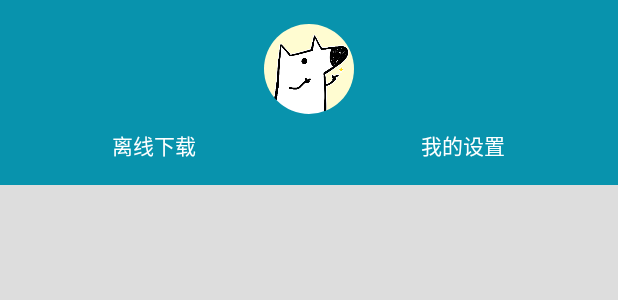
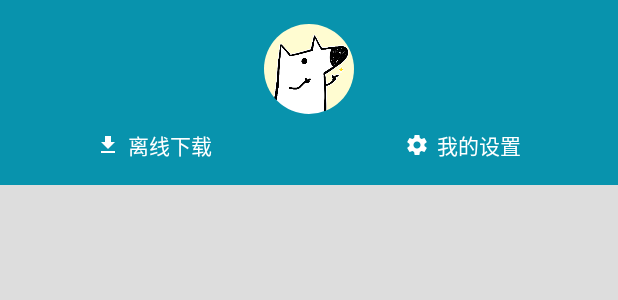
Before and after one commit to xzwszl/MZhihuDaily, an Android app: the layout nav_header.xml on its own in the app's theme, with its tools: preview values and no code run, on a phone screen of 412 x 824 dp. Shown: the top 300 px of the screen. Run offline under Robolectric (Android 15) with nearby library versions, the phone set to English and light mode, and no system bars; network calls fail.

Commit message:
add png to offlinedownload and setting

```diff
--- a/app/src/main/java/com/zxw/madaily/MainActivity.java
+++ b/app/src/main/java/com/zxw/madaily/MainActivity.java
@@ -3,6 +3,7 @@ package com.zxw.madaily;
 import android.content.Context;
 import android.content.Intent;
 import android.content.SharedPreferences;
+import android.os.Build;
 import android.os.Bundle;
 import android.os.Handler;
 import android.support.design.widget.NavigationView;
@@ -236,7 +237,7 @@ public class MainActivity extends AppCompatActivity implements View.OnClickListe
 //                menu.getItem(0).getActionView().setBackgroundColor(DailyApplication.mInstance.getAppResource().getColor(R.color.window_background));
                 mDrawerLayout.setBackgroundColor(DailyApplication.mInstance.getAppResource().getColor(R.color.window_background));
                 toolbar.setBackgroundColor(DailyApplication.mInstance.getAppResource().getColor(R.color.colorPrimary));
-                ((View) mOffLine.getParent()).setBackgroundColor(DailyApplication.mInstance.getAppResource().getColor(R.color.colorPrimary));
+                ((View) mOffLine.getParent().getParent()).setBackgroundColor(DailyApplication.mInstance.getAppResource().getColor(R.color.colorPrimary));
                 mThemeAdapter.notifyDataSetChanged();
                 if (mMainFragment != null) mMainFragment.refreshView();
                 if (mOtherFragment != null) mOtherFragment.refreshView();
--- a/app/src/main/java/com/zxw/madaily/adapter/StoryRecyclerViewAdapter.java
+++ b/app/src/main/java/com/zxw/madaily/adapter/StoryRecyclerViewAdapter.java
@@ -163,11 +163,13 @@ public class StoryRecyclerViewAdapter extends RecyclerView.Adapter<RecyclerView.
             List<String> urls = story.getImages();
 
             if (urls!= null && urls.size() > 0 ) {
-
-                if (((StoryViewHolder) holder).mImage.getTag() == null || !((StoryViewHolder) holder).mImage.getTag().equals(urls.get(0)))
+                ((StoryViewHolder) holder).mImage.setVisibility(View.VISIBLE);
+                if (((StoryViewHolder) holder).mImage.getTag() == null || !((StoryViewHolder) holder).mImage.getTag().equals(urls.get(0))) {
                     Utils.loadImage(urls.get(0), ((StoryViewHolder) holder).mImage);
+                }
+            } else {
+                ((StoryViewHolder) holder).mImage.setVisibility(View.GONE);
             }
-
             ((StoryViewHolder) holder).mTitle.setTextColor(DailyApplication.mInstance.getAppResource().getColor(R.color.text_color));
             CardView card = (CardView) ((StoryViewHolder) holder).mTitle.getParent().getParent();
             card.setCardBackgroundColor(DailyApplication.mInstance.getAppResource().getColor(R.color.card_back));
--- /dev/null
+++ b/app/src/main/res/drawable/nav_header.xml
@@ -0,0 +1,4 @@
+<?xml version="1.0" encoding="utf-8"?>
+<selector xmlns:android="http://schemas.android.com/apk/res/android">
+    <item android:state_pressed="true" android:drawable="@color/theme_back"></item>
+</selector>
--- a/app/src/main/res/layout/nav_header.xml
+++ b/app/src/main/res/layout/nav_header.xml
@@ -6,7 +6,6 @@
     android:paddingBottom="16dp">
 
     <de.hdodenhof.circleimageview.CircleImageView
-        xmlns:app="http://schemas.android.com/apk/res-auto"
         android:id="@+id/head_image"
         android:layout_width="60dp"
         android:layout_height="60dp"
@@ -20,25 +19,43 @@
         android:layout_width="0dp"
         android:layout_height="0dp"
         android:layout_centerHorizontal="true"/>
-    <TextView
-        android:id="@+id/tv_download"
-        android:layout_width="0dp"
+
+    <FrameLayout
+        android:layout_width="wrap_content"
         android:layout_height="wrap_content"
-        android:text="@string/offline_download"
-        android:textColor="@android:color/white"
         android:layout_below="@id/head_image"
         android:layout_alignRight="@id/partition"
-        android:layout_alignParentLeft="true"
-        android:gravity="center"/>
+        android:layout_alignParentLeft="true">
 
-    <TextView
-        android:id="@+id/tv_setting"
-        android:layout_width="0dp"
+        <TextView
+            android:id="@+id/tv_download"
+            android:layout_width="wrap_content"
+            android:layout_height="wrap_content"
+            android:text="@string/offline_download"
+            android:textColor="@android:color/white"
+            android:layout_gravity="center"
+            android:drawableLeft="@drawable/offline_download"
+            android:drawablePadding="5dp"
+            android:background="@drawable/nav_header"/>
+    </FrameLayout>
+
+
+    <FrameLayout
+        android:layout_width="wrap_content"
         android:layout_height="wrap_content"
-        android:text="@string/my_setting"
-        android:textColor="@android:color/white"
         android:layout_below="@id/head_image"
         android:layout_alignLeft="@id/partition"
-        android:layout_alignParentRight="true"
-        android:gravity="center"/>
+        android:layout_alignParentRight="true">
+
+        <TextView
+            android:id="@+id/tv_setting"
+            android:layout_width="wrap_content"
+            android:layout_height="wrap_content"
+            android:text="@string/my_setting"
+            android:textColor="@android:color/white"
+            android:layout_gravity="center"
+            android:drawableLeft="@drawable/ic_settings"
+            android:drawablePadding="5dp"
+            android:background="@drawable/nav_header"/>
+    </FrameLayout>
 </RelativeLayout>
```
Also changed, not shown: app/src/main/res/drawable-hdpi/ic_settings.png (added), app/src/main/res/drawable-hdpi/offline_download.png (added), app/src/main/res/drawable-mdpi/ic_settings.png (added), app/src/main/res/drawable-mdpi/offline_download.png (added), app/src/main/res/drawable-xhdpi/ic_settings.png (added), app/src/main/res/drawable-xhdpi/offline_download.png (added), app/src/main/res/drawable-xxhdpi/ic_settings.png (added), app/src/main/res/drawable-xxhdpi/offline_download.png (added), app/src/main/res/drawable-xxxhdpi/ic_settings.png (added), app/src/main/res/drawable-xxxhdpi/offline_download.png (added).
